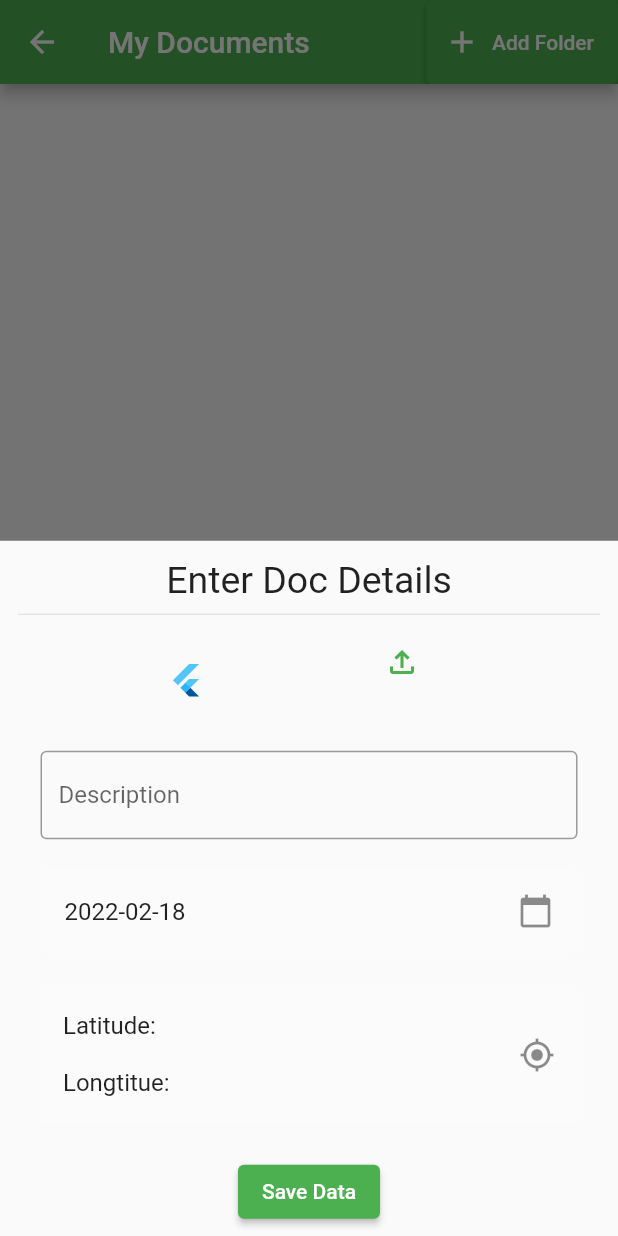
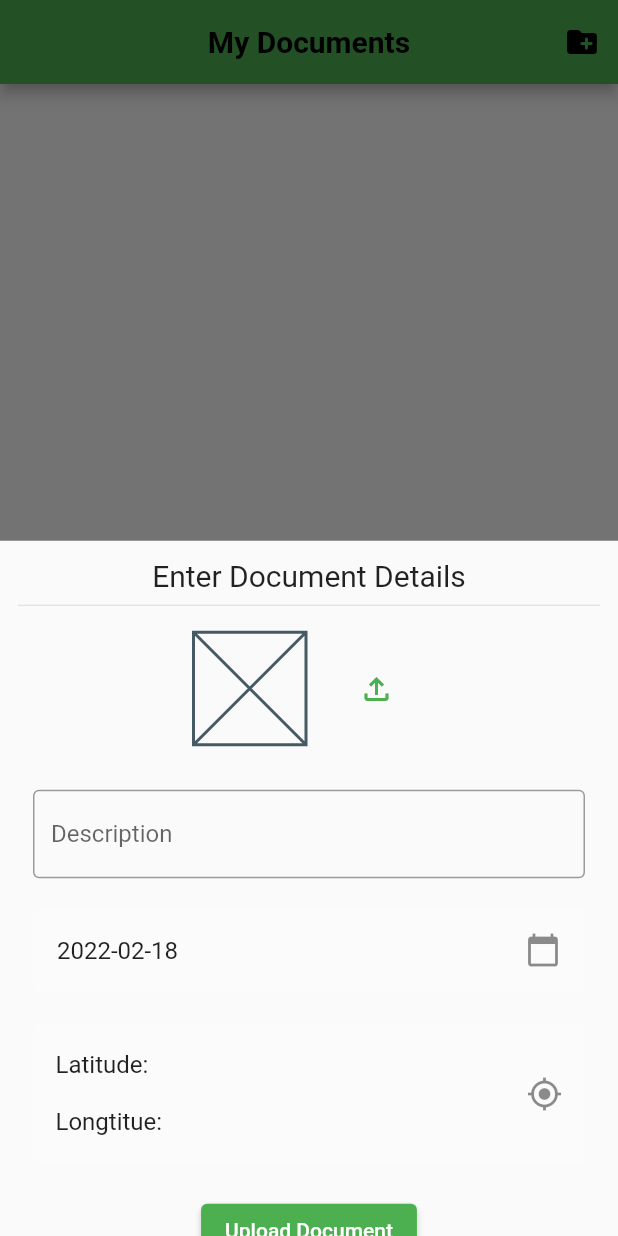
Before and after one commit to bashiryousufy/SSE3151_project, a Flutter app: the FolderScreen screen opened by its route, after a tap on the "file present" icon, on a phone screen of 412 x 824 dp. Run offline on Flutter 3.47's test engine with Material 2 defaults, Android fonts, the phone set to English and light mode, and no system bars; our stand-ins replace cloud_firestore, file_picker, firebase_core, firebase_storage, geolocator, image_picker and 2 more; missing offline and left inert: flutter_pdfview; accounts and stored records are empty.

Commit message:
Repolished the UI elements and UX context diaglogs

```diff
--- a/lib/Screens/document_details_screen.dart
+++ b/lib/Screens/document_details_screen.dart
@@ -154,13 +154,14 @@ class _DocumentDetailsScreenState extends State<DocumentDetailsScreen> {
             crossAxisAlignment: CrossAxisAlignment.center,
             children: [
               Text(
-                "Enter Doc Details",
-                style: TextStyle(fontSize: 25),
+                "Enter Document Details",
+                style: TextStyle(fontSize: 20),
               ),
               Divider(),
+              SizedBox(height: 10),
               Row(
-                crossAxisAlignment: CrossAxisAlignment.end,
-                mainAxisAlignment: MainAxisAlignment.values[5],
+                crossAxisAlignment: CrossAxisAlignment.center,
+                mainAxisAlignment: MainAxisAlignment.center,
                 children: [
                   image != null
                       ? Image.file(
@@ -169,7 +170,11 @@ class _DocumentDetailsScreenState extends State<DocumentDetailsScreen> {
                           height: 160,
                           fit: BoxFit.cover,
                         )
-                      : FlutterLogo(),
+                      : Placeholder(
+                          fallbackHeight: 75,
+                          fallbackWidth: 75,
+                        ),
+                  SizedBox(width: 15),
                   TextButton(
                     onPressed: () {
                       showModalBottomSheet(
@@ -186,7 +191,7 @@ class _DocumentDetailsScreenState extends State<DocumentDetailsScreen> {
                 height: 20,
               ),
               Padding(
-                padding: const EdgeInsets.all(15.0),
+                padding: const EdgeInsets.all(10),
                 child: Form(
                   key: _formKey,
                   child: Column(
@@ -196,11 +201,11 @@ class _DocumentDetailsScreenState extends State<DocumentDetailsScreen> {
                         decoration: InputDecoration(
                             labelText: "Description",
                             border: OutlineInputBorder(),
-                              hintText: "Enter photo Description"),
+                            hintText: "Enter document Description"),
                         controller: _descController,
                         validator: (value) {
                           if (value == null || value.isEmpty) {
-                              return "Please enter photo's description";
+                            return "Enter the document description";
                           }
                           return null;
                         },
@@ -245,13 +250,14 @@ class _DocumentDetailsScreenState extends State<DocumentDetailsScreen> {
                           //   'longtitude': _locationLong,
                           //   'img_url': imageUrl.toString(),
                           // });
-                            dialogMessage(
-                                context, 'Image uploaded Successfully!');
+                          _ShowUploadCompleteMessage(
+                              context, 'Document uploaded Successfully!');
                         },
-                          child: Text('Save Data'),
+                        child: Text('Upload Document'),
                       ),
                     ],
-                    )),
+                  ),
+                ),
               ),
             ],
           ),
@@ -260,7 +266,8 @@ class _DocumentDetailsScreenState extends State<DocumentDetailsScreen> {
     );
   }
 
-  Future<dynamic> dialogMessage(BuildContext context, String message) {
+  Future<dynamic> _ShowUploadCompleteMessage(
+      BuildContext context, String message) {
     return showDialog(
       context: context,
       builder: (_) {
@@ -274,21 +281,24 @@ class _DocumentDetailsScreenState extends State<DocumentDetailsScreen> {
             child: Center(
               child: Icon(
                 Icons.check,
-                  size: 50.0,
+                size: 100,
+                color: Colors.green,
               ),
             ),
           ),
           alignment: Alignment.center,
-            titlePadding: EdgeInsets.all(25),
-            contentPadding: EdgeInsets.all(25),
           actions: [
-              TextButton(
+            Center(
+              child: ElevatedButton(
                 onPressed: () => Navigator.popAndPushNamed(context, '/folder'),
                 child: Text('Ok'),
+                style: ElevatedButton.styleFrom(primary: Colors.green),
+              ),
             ),
           ],
         );
-        });
+      },
+    );
   }
 
   Widget document_picker_options() {
--- a/lib/Screens/folders_screen.dart
+++ b/lib/Screens/folders_screen.dart
@@ -14,6 +14,10 @@ class FolderScreen extends StatefulWidget {
 }
 
 class _FolderScreenState extends State<FolderScreen> {
+  final folderController = TextEditingController();
+  late String nameOfFolder;
+  late List<FileSystemEntity> _folders;
+
   Future<String> createFolderInAppDocDir(String folderName) async {
     //Get this App Document Directory
 
@@ -40,10 +44,8 @@ class _FolderScreenState extends State<FolderScreen> {
     setState(() {});
   }
 
-  final folderController = TextEditingController();
-  late String nameOfFolder;
-
-  Future<void> _showMyDialog() async {
+  // Show the add folder dialog box
+  Future<void> _showAddFolderDialog() async {
     return showDialog<void>(
       context: context,
       barrierDismissible: false, // user must tap button!
@@ -72,9 +74,13 @@ class _FolderScreenState extends State<FolderScreen> {
               );
             },
           ),
-          actions: <Widget>[
+          actions: [
+            Row(
+              mainAxisAlignment: MainAxisAlignment.center,
+              children: <Widget>[
                 TextButton(
-              style: TextButton.styleFrom(backgroundColor: Colors.lightGreen),
+                  style:
+                      TextButton.styleFrom(backgroundColor: Colors.lightGreen),
                   child: Text(
                     'Add',
                     style: TextStyle(color: Colors.white),
@@ -91,8 +97,12 @@ class _FolderScreenState extends State<FolderScreen> {
                     }
                   },
                 ),
+                SizedBox(
+                  width: 15,
+                ),
                 TextButton(
-              style: TextButton.styleFrom(backgroundColor: Colors.redAccent),
+                  style:
+                      TextButton.styleFrom(backgroundColor: Colors.redAccent),
                   child: Text(
                     'Cancel',
                     style: TextStyle(color: Colors.white),
@@ -102,24 +112,14 @@ class _FolderScreenState extends State<FolderScreen> {
                   },
                 ),
               ],
+            ),
+          ],
         );
       },
     );
   }
 
-  late List<FileSystemEntity> _folders;
-
-  Future<void> getDir() async {
-    final directory = await getApplicationDocumentsDirectory();
-    final dir = directory.path;
-    String pdfDirectory = '$dir/';
-    final myDir = new Directory(pdfDirectory);
-    setState(() {
-      _folders = myDir.listSync(recursive: true, followLinks: false);
-    });
-    print(_folders);
-  }
-
+  // Show the delete folder dialog box
   Future<void> _showDeleteDialog(int index) async {
     return showDialog<void>(
       context: context,
@@ -145,10 +145,13 @@ class _FolderScreenState extends State<FolderScreen> {
                     Navigator.of(context).pop();
                   },
                 ),
+                SizedBox(
+                  width: 15,
+                ),
                 TextButton(
                   style: TextButton.styleFrom(
                       primary: Colors.white, backgroundColor: Colors.redAccent),
-                  child: Text('No'),
+                  child: Text('Cancel'),
                   onPressed: () {
                     Navigator.of(context).pop();
                   },
@@ -159,6 +162,17 @@ class _FolderScreenState extends State<FolderScreen> {
         );
       },
     );
+  }
+
+  Future<void> getDir() async {
+    final directory = await getApplicationDocumentsDirectory();
+    final dir = directory.path;
+    String pdfDirectory = '$dir/';
+    final myDir = new Directory(pdfDirectory);
+    setState(() {
+      _folders = myDir.listSync(recursive: true, followLinks: false);
+    });
+    print(_folders);
   }
 
   @override
@@ -173,13 +187,24 @@ class _FolderScreenState extends State<FolderScreen> {
   Widget build(BuildContext context) {
     return Scaffold(
       appBar: AppBar(
+        leading: TextButton(
+          onPressed: () {},
+          child: Text("Login"),
+        ),
         title: Text("My Documents"),
-        actions: [
-          ElevatedButton.icon(
-              onPressed: () => _showMyDialog(),
-              icon: Icon(Icons.add),
-              label: Text('Add Folder')),
+        centerTitle: true,
+        actions: <Widget>[
+          IconButton(
+            onPressed: () => _showAddFolderDialog(),
+            icon: Icon(Icons.create_new_folder_rounded),
+            color: Colors.black,
+          ),
         ],
+        titleTextStyle: TextStyle(
+          color: Colors.black,
+          fontSize: 20,
+          fontWeight: FontWeight.bold,
+        ),
       ),
       body: GridView.builder(
         padding: EdgeInsets.symmetric(
@@ -307,7 +332,10 @@ class _FolderScreenState extends State<FolderScreen> {
                 return DocumentDetailsScreen();
               });
         },
-        child: Icon(Icons.file_present),
+        child: Icon(
+          Icons.file_present,
+          color: Colors.black,
+        ),
       ),
     );
   }
```
Also changed, not shown: lib/Screens/inner_folder_screen.dart (+67 -41 lines). Lines whose indentation alone changed are shown as unchanged.
